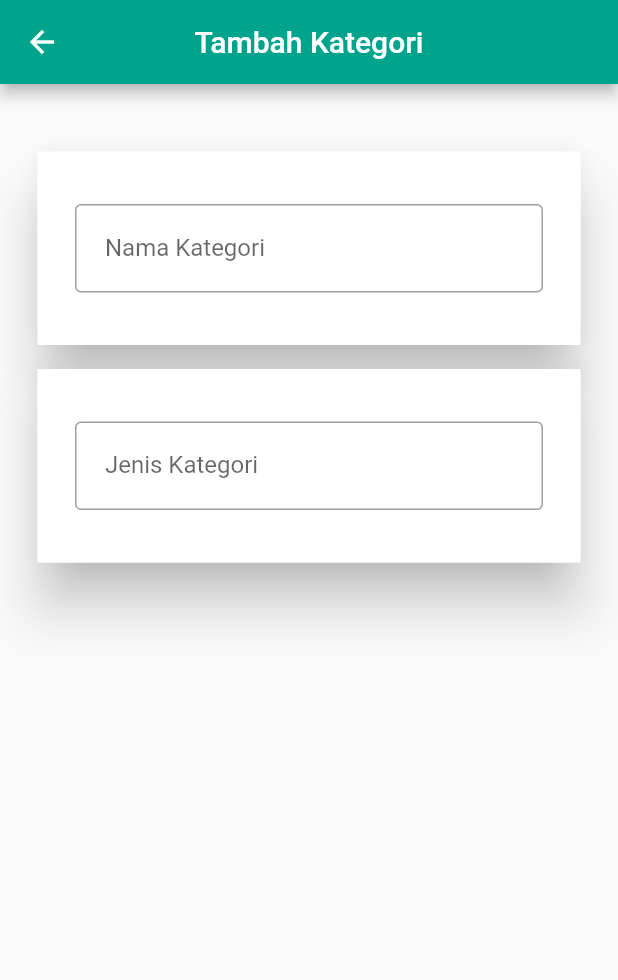
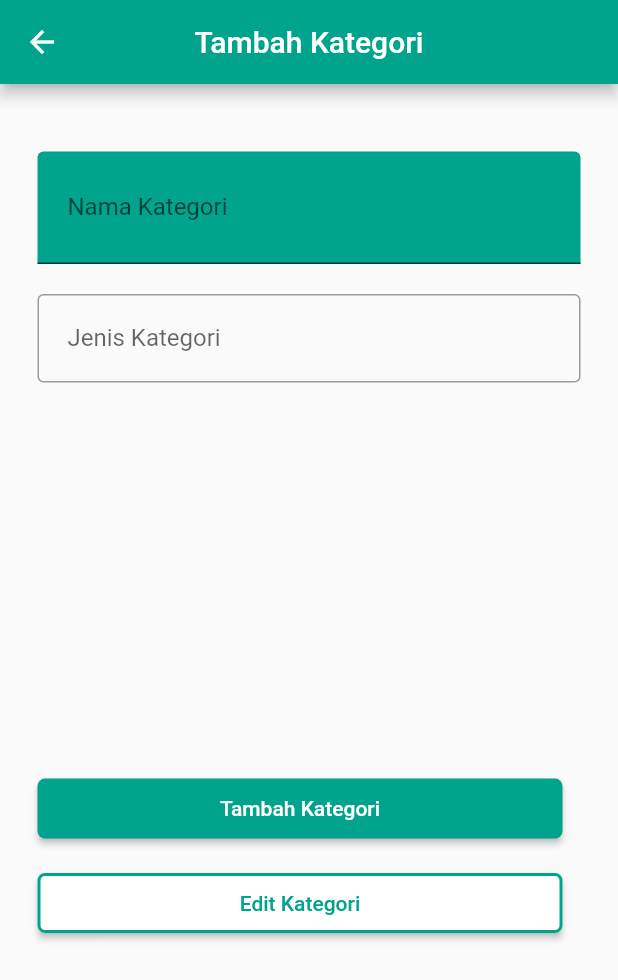
Before and after one commit to Papua-Squad/kembanglah-frontend, a Flutter app: the BerandaScreen screen opened directly, after a tap on "Add Category", on a phone screen of 412 x 824 dp. Shown: the top 980 px of the screen. Run offline on Flutter 3.47's test engine with Material 2 defaults, Android fonts, the phone set to English and light mode, and no system bars.

Commit message:
pembuatan pada category

```diff
--- a/kembanglah/lib/screen/add_category_screen.dart
+++ b/kembanglah/lib/screen/add_category_screen.dart
@@ -23,25 +23,11 @@ class AddCategoryScreen extends StatelessWidget{
                 crossAxisAlignment: CrossAxisAlignment.start,
                 children: [
                   SizedBox(height: 20,),
-                  Card(
-                      shape: RoundedRectangleBorder(
-                        borderRadius: BorderRadius.circular(15.0),
-                      ),
-                      margin: EdgeInsets.fromLTRB(0.0, 0.0, 0.0, 16.0),
-                      elevation: 15,
-                      shadowColor: Colors.black,
-                      child:
-                      Container(
-                        color: Colors.white,
-                        padding: EdgeInsets.all(25),
-                        child:  Column(
-                          crossAxisAlignment: CrossAxisAlignment.start,
-                          children: [
-                            SizedBox(height: 10,),
                   TextFormField(
                     controller: Controller1,
                     decoration: InputDecoration(
-                                border: OutlineInputBorder(),
+                      filled: true,
+                      fillColor: Color(0xff00A38C),
                       labelText: "Nama Kategori",
                       contentPadding: EdgeInsets.all(20.0),
                     ),
@@ -52,22 +38,7 @@ class AddCategoryScreen extends StatelessWidget{
                       return null;
                     },
                   ),
-                            SizedBox(height: 10),
-                          ],
-                        ),
-                      )
-                  ),
-                  Card(
-                      margin: EdgeInsets.fromLTRB(0.0, 0.0, 0.0, 16.0),
-                      elevation: 15,
-                      shadowColor: Colors.black,
-                      child: Container(
-                        color: Colors.white,
-                        padding: EdgeInsets.all(25),
-                        child:  Column(
-                          crossAxisAlignment: CrossAxisAlignment.start,
-                          children: [
-                            SizedBox(height: 10,),
+                  SizedBox(height: 20,),
                   TextFormField(
                     controller: Controller2,
                     decoration: InputDecoration(
@@ -82,12 +53,41 @@ class AddCategoryScreen extends StatelessWidget{
                       return null;
                     },
                   ),
-                            SizedBox(height: 10),
-                          ],
+                  SizedBox(height: 260,),
+                  ElevatedButton(
+                      style: ElevatedButton.styleFrom(
+                        primary: Color(0xff00A38C),
+                        minimumSize: Size(350, 40),
+                        shape: RoundedRectangleBorder(
+                            borderRadius: BorderRadius.circular(
+                                5.0)), // double.infinity is the width and 30 is the height
                       ),
-                      )
+                      onPressed: () {
+
+                      },
+                      child: Text('Tambah Kategori')),
+                  SizedBox(height: 15,),
+                  ElevatedButton(
+                      style: ElevatedButton.styleFrom(
+                        primary: Colors.white,
+                        side: BorderSide(
+                            color: Color(0xff00A38C),
+                            width: 2.0,
+                            style: BorderStyle.solid),
+                        shape: RoundedRectangleBorder(
+                            borderRadius: BorderRadius.circular(5.0)),
+                        minimumSize: Size(
+                            350, 40), // double.infinity is the width and 30 is the height
                       ),
+                      onPressed: () {
 
+                      },
+                      child: Text(
+                        'Edit Kategori',
+                        style: TextStyle(
+                          color: Color(0xff00A38C),
+                        ),
+                      ))
                 ],
               ),
             ),
--- a/kembanglah/lib/screen/home_screen.dart
+++ b/kembanglah/lib/screen/home_screen.dart
@@ -87,13 +87,36 @@ class BerandaScreen extends StatelessWidget{
       body: Stack(
         clipBehavior: Clip.none,
         children: [
-          Container(color: Color(0xff00A38C),height: 300,child: Row(
-            crossAxisAlignment: CrossAxisAlignment.start,
-            children: [
-              SizedBox(height: 10,),
-              Text("Hello, Welcome Mitra",style: TextStyle(color: Colors.white,fontSize: 24),)
-            ],
-          ),),
+          Container(
+              padding: EdgeInsets.all(25),
+              color: Color(0xff00A38C),height: 300,
+            child: Column(
+              crossAxisAlignment: CrossAxisAlignment.start,
+              children: [
+                SizedBox(height: 50,),
+                Row(
+                  mainAxisAlignment: MainAxisAlignment.spaceBetween,
+                  crossAxisAlignment: CrossAxisAlignment.start,
+                  children: [
+                    Row(children: [
+                      Column(
+                        crossAxisAlignment: CrossAxisAlignment.start,
+                        children: [
+                          Text("Hello,",style: TextStyle(color: Colors.white,fontSize: 24,fontWeight: FontWeight.bold),),
+                          Text("Welcome",style: TextStyle(color: Colors.white,fontSize: 24,fontWeight: FontWeight.bold),),
+                          Text("MITRA",style: TextStyle(color: Colors.white,fontSize: 24,fontWeight: FontWeight.bold),)
+                        ],
+                      )
+                    ],),
+                    CircleAvatar(
+                      radius: 40,
+                      backgroundColor: Color(0xff74EDED),
+                      backgroundImage: AssetImage('assets/profile_pic.png'),
+                    ),
+                ],),
+
+              ],)
+            ),
           Container(
             margin:const EdgeInsets.only(top: 200),
             child:  GridView.count(
```
Also changed, not shown: kembanglah/assets/profile_pic.png (added). Lines whose indentation alone changed are shown as unchanged.
